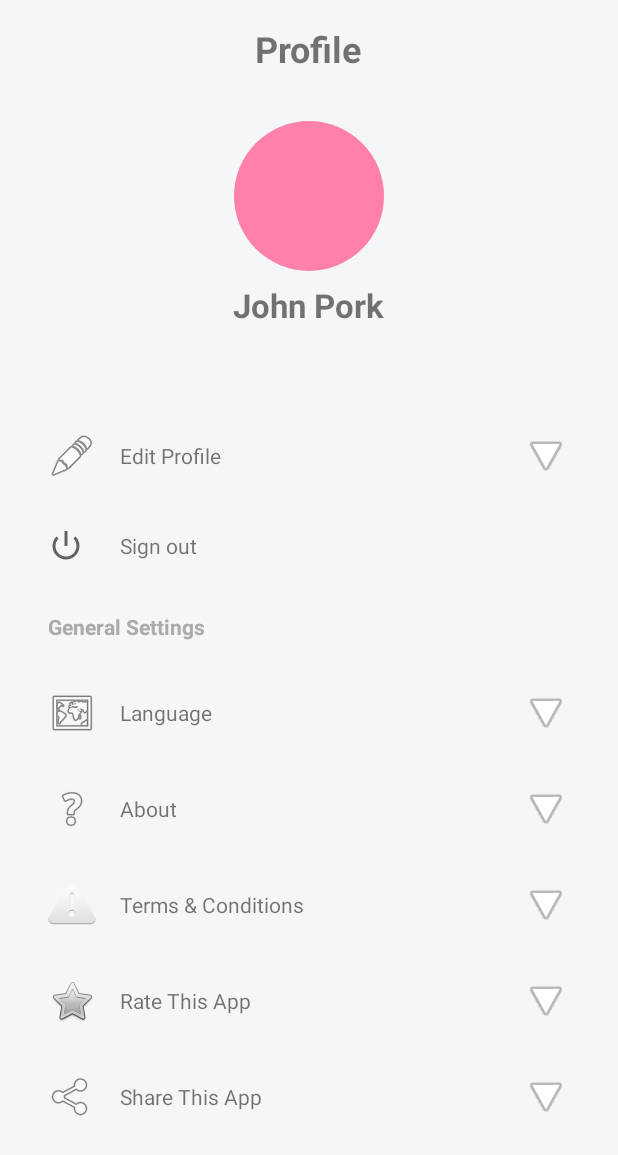
After one commit to Sid1332/FBLAConnect, an Android app built with Jetpack Compose: the fragment ProfileFragment shown on its own in the app's theme, on a phone screen of 412 x 824 dp. The commit adds this screen. Shown: the top 1155 px of the screen. Run offline under Robolectric (Android 15) with nearby library versions, the phone set to English and light mode, and no system bars; 1 statement that could not run was skipped.

Commit message:
Added profile page ui

```diff
--- a/app/src/main/java/com/centrevillehs/fblaconnectv2/MainActivity.kt
+++ b/app/src/main/java/com/centrevillehs/fblaconnectv2/MainActivity.kt
@@ -15,6 +15,7 @@ class MainActivity : AppCompatActivity() {
     var memberID = ""
     var isAdmin = true // Temporary admin status
 
+    private lateinit var headerLayout: LinearLayout
     private lateinit var dashboardView: ScrollView
     private lateinit var calendarContainer: LinearLayout
     private lateinit var contentArea: ScrollView
@@ -42,6 +43,7 @@ class MainActivity : AppCompatActivity() {
         setContentView(R.layout.activity_main)
 
         // Initialize Views
+        headerLayout = findViewById(R.id.headerLayout)
         dashboardView = findViewById(R.id.dashboardView)
         calendarContainer = findViewById(R.id.calendarContainer)
         contentArea = findViewById(R.id.contentArea)
@@ -86,6 +88,16 @@ class MainActivity : AppCompatActivity() {
             categoryAddEvent.visibility = View.GONE
         }
 
+        // Logout Button
+        val btnLogout = findViewById<Button>(R.id.btnLogout)
+        btnLogout.setOnClickListener {
+            val editor = getSharedPreferences("FBLAPrefs", MODE_PRIVATE).edit()
+            editor.clear()
+            editor.apply()
+            startActivity(Intent(this, LoginActivity::class.java))
+            finish()
+        }
+
         // Setup Bottom Navigation
         val bottomNav = findViewById<BottomNavigationView>(R.id.bottomNav)
         bottomNav.setOnItemSelectedListener { item ->
@@ -124,6 +136,7 @@ class MainActivity : AppCompatActivity() {
     }
 
     private fun hideAll() {
+        headerLayout.visibility = View.VISIBLE
         dashboardView.visibility = View.GONE
         calendarContainer.visibility = View.GONE
         contentArea.visibility = View.GONE
@@ -137,7 +150,11 @@ class MainActivity : AppCompatActivity() {
 
     fun showProfileView() {
         hideAll()
-        showProfile(contentText, contentArea, calendarContainer)
+        headerLayout.visibility = View.GONE
+        fragmentContainer.visibility = View.VISIBLE
+        supportFragmentManager.beginTransaction()
+            .replace(R.id.fragmentContainer, ProfileFragment())
+            .commit()
     }
 
     fun showEventsView() {
--- /dev/null
+++ b/app/src/main/java/com/centrevillehs/fblaconnectv2/ProfileFragment.kt
@@ -0,0 +1,100 @@
+package com.centrevillehs.fblaconnectv2
+
+import android.content.Context
+import android.content.Intent
+import android.os.Bundle
+import android.view.LayoutInflater
+import android.view.View
+import android.view.ViewGroup
+import android.widget.ImageView
+import android.widget.RelativeLayout
+import android.widget.TextView
+import android.widget.Toast
+import androidx.appcompat.app.AlertDialog
+import androidx.fragment.app.Fragment
+
+class ProfileFragment : Fragment() {
+
+    override fun onCreateView(
+        inflater: LayoutInflater, container: ViewGroup?,
+        savedInstanceState: Bundle?
+    ): View? {
+        val view = inflater.inflate(R.layout.fragment_profile, container, false)
+
+        val profileName = view.findViewById<TextView>(R.id.profileName)
+        val profileEmail = view.findViewById<TextView>(R.id.profileEmail)
+        val editProfileButton = view.findViewById<RelativeLayout>(R.id.editProfileButton)
+        val signOutButton = view.findViewById<RelativeLayout>(R.id.signOutButton)
+        val languageButton = view.findViewById<RelativeLayout>(R.id.languageButton)
+        val aboutButton = view.findViewById<RelativeLayout>(R.id.aboutButton)
+        val termsButton = view.findViewById<RelativeLayout>(R.id.termsButton)
+        val rateButton = view.findViewById<RelativeLayout>(R.id.rateButton)
+        val shareButton = view.findViewById<RelativeLayout>(R.id.shareButton)
+
+        val prefs = requireActivity().getSharedPreferences("FBLAPrefs", Context.MODE_PRIVATE)
+        val firstName = prefs.getString("firstName", "")
+        val lastName = prefs.getString("lastName", "")
+        val email = prefs.getString("email", "")
+
+        if (!firstName.isNullOrEmpty() && !lastName.isNullOrEmpty()) {
+            profileName.text = "$firstName $lastName"
+        } else {
+            profileName.text = "John Pork"
+        }
+
+        if (!email.isNullOrEmpty()) {
+            profileEmail.text = email
+        }
+
+        editProfileButton.setOnClickListener {
+            Toast.makeText(context, "Edit Profile Clicked", Toast.LENGTH_SHORT).show()
+        }
+
+        signOutButton.setOnClickListener {
+            val editor = prefs.edit()
+            editor.clear()
+            editor.apply()
+            val intent = Intent(activity, LoginActivity::class.java)
+            startActivity(intent)
+            activity?.finish()
+        }
+
+        languageButton.setOnClickListener {
+            Toast.makeText(context, "Language Clicked", Toast.LENGTH_SHORT).show()
+        }
+
+        aboutButton.setOnClickListener {
+            showAboutDialog()
+        }
+
+        termsButton.setOnClickListener {
+            showTermsDialog()
+        }
+
+        rateButton.setOnClickListener {
+            Toast.makeText(context, "Rate this App Clicked", Toast.LENGTH_SHORT).show()
+        }
+
+        shareButton.setOnClickListener {
+            Toast.makeText(context, "Share this App Clicked", Toast.LENGTH_SHORT).show()
+        }
+
+        return view
+    }
+
+    private fun showAboutDialog() {
+        AlertDialog.Builder(requireContext())
+            .setTitle("About")
+            .setMessage("This is a an app for FBLA.")
+            .setPositiveButton("OK", null)
+            .show()
+    }
+
+    private fun showTermsDialog() {
+        AlertDialog.Builder(requireContext())
+            .setTitle("Terms & Conditions")
+            .setMessage("These are the terms and conditions for using this app. By using this app, you agree to these terms.")
+            .setPositiveButton("OK", null)
+            .show()
+    }
+}
--- a/app/src/main/res/layout/activity_main.xml
+++ b/app/src/main/res/layout/activity_main.xml
@@ -12,6 +12,7 @@
 
         <!-- Header -->
         <LinearLayout
+            android:id="@+id/headerLayout"
             android:layout_width="match_parent"
             android:layout_height="180dp"
             android:background="@color/header_grey"
@@ -226,6 +227,14 @@
                     <Button android:id="@+id/btnTwitter" android:layout_width="0dp" android:layout_weight="1" android:layout_height="wrap_content" android:text="🐦 TW" android:layout_margin="5dp" android:backgroundTint="@color/fbla_blue" />
                     <Button android:id="@+id/btnFacebook" android:layout_width="0dp" android:layout_weight="1" android:layout_height="wrap_content" android:text="👍 FB" android:layout_margin="5dp" android:backgroundTint="@color/fbla_blue" />
                 </LinearLayout>
+                <Button
+                    android:id="@+id/btnLogout"
+                    android:layout_width="wrap_content"
+                    android:layout_height="wrap_content"
+                    android:layout_gravity="center_horizontal"
+                    android:layout_marginTop="20dp"
+                    android:text="Logout"
+                    android:backgroundTint="@color/fbla_blue" />
             </LinearLayout>
         </ScrollView>
 
--- /dev/null
+++ b/app/src/main/res/layout/fragment_profile.xml
@@ -0,0 +1,274 @@
+<?xml version="1.0" encoding="utf-8"?>
+<LinearLayout xmlns:android="http://schemas.android.com/apk/res/android"
+    xmlns:app="http://schemas.android.com/apk/res-auto"
+    android:layout_width="match_parent"
+    android:layout_height="match_parent"
+    android:background="#F5F6F8"
+    android:orientation="vertical">
+
+    <TextView
+        android:layout_width="wrap_content"
+        android:layout_height="wrap_content"
+        android:layout_gravity="center_horizontal"
+        android:padding="16dp"
+        android:text="Profile"
+        android:textSize="24sp"
+        android:textStyle="bold" />
+
+    <!-- Profile Info -->
+    <LinearLayout
+        android:layout_width="match_parent"
+        android:layout_height="wrap_content"
+        android:gravity="center_horizontal"
+        android:orientation="vertical"
+        android:padding="16dp">
+
+        <ImageView
+            android:id="@+id/profileImage"
+            android:layout_width="100dp"
+            android:layout_height="100dp"
+            android:src="@drawable/circle_pink" /> <!-- Placeholder -->
+
+        <TextView
+            android:id="@+id/profileName"
+            android:layout_width="wrap_content"
+            android:layout_height="wrap_content"
+            android:layout_marginTop="8dp"
+            android:text="John Pork"
+            android:textSize="22sp"
+            android:textStyle="bold" />
+
+        <TextView
+            android:id="@+id/profileEmail"
+            android:layout_width="wrap_content"
+            android:layout_height="wrap_content"
+            android:text=""
+            android:textSize="16sp" />
+
+    </LinearLayout>
+
+    <!-- Settings -->
+    <ScrollView
+        android:layout_width="match_parent"
+        android:layout_height="match_parent">
+
+        <LinearLayout
+            android:layout_width="match_parent"
+            android:layout_height="wrap_content"
+            android:orientation="vertical"
+            android:padding="16dp">
+
+            <!-- Edit Profile -->
+            <RelativeLayout
+                android:id="@+id/editProfileButton"
+                android:layout_width="match_parent"
+                android:layout_height="wrap_content"
+                android:padding="16dp">
+
+                <ImageView
+                    android:layout_width="wrap_content"
+                    android:layout_height="wrap_content"
+                    android:layout_alignParentStart="true"
+                    android:layout_centerVertical="true"
+                    android:src="@android:drawable/ic_menu_edit" />
+
+                <TextView
+                    android:layout_width="wrap_content"
+                    android:layout_height="wrap_content"
+                    android:layout_centerVertical="true"
+                    android:layout_marginStart="48dp"
+                    android:text="Edit Profile" />
+
+                <ImageView
+                    android:layout_width="wrap_content"
+                    android:layout_height="wrap_content"
+                    android:layout_alignParentEnd="true"
+                    android:layout_centerVertical="true"
+                    android:rotation="90"
+                    android:src="@android:drawable/ic_media_play" />
+            </RelativeLayout>
+
+            <!-- Sign Out -->
+            <RelativeLayout
+                android:id="@+id/signOutButton"
+                android:layout_width="match_parent"
+                android:layout_height="wrap_content"
+                android:padding="16dp">
+
+                <ImageView
+                    android:layout_width="wrap_content"
+                    android:layout_height="wrap_content"
+                    android:layout_alignParentStart="true"
+                    android:layout_centerVertical="true"
+                    android:src="@android:drawable/ic_lock_power_off" />
+
+                <TextView
+                    android:layout_width="wrap_content"
+                    android:layout_height="wrap_content"
+                    android:layout_centerVertical="true"
+                    android:layout_marginStart="48dp"
+                    android:text="Sign out" />
+            </RelativeLayout>
+
+            <TextView
+                android:layout_width="wrap_content"
+                android:layout_height="wrap_content"
+                android:padding="16dp"
+                android:text="General Settings"
+                android:textColor="@android:color/darker_gray"
+                android:textStyle="bold" />
+
+            <!-- Language -->
+            <RelativeLayout
+                android:id="@+id/languageButton"
+                android:layout_width="match_parent"
+                android:layout_height="wrap_content"
+                android:padding="16dp">
+
+                <ImageView
+                    android:layout_width="wrap_content"
+                    android:layout_height="wrap_content"
+                    android:layout_alignParentStart="true"
+                    android:layout_centerVertical="true"
+                    android:src="@android:drawable/ic_menu_mapmode" />
+
+                <TextView
+                    android:layout_width="wrap_content"
+                    android:layout_height="wrap_content"
+                    android:layout_centerVertical="true"
+                    android:layout_marginStart="48dp"
+                    android:text="Language" />
+
+                <ImageView
+                    android:layout_width="wrap_content"
+                    android:layout_height="wrap_content"
+                    android:layout_alignParentEnd="true"
+                    android:layout_centerVertical="true"
+                    android:rotation="90"
+                    android:src="@android:drawable/ic_media_play" />
+            </RelativeLayout>
+
+            <!-- About -->
+            <RelativeLayout
+                android:id="@+id/aboutButton"
+                android:layout_width="match_parent"
+                android:layout_height="wrap_content"
+                android:padding="16dp">
+
+                <ImageView
+                    android:layout_width="wrap_content"
+                    android:layout_height="wrap_content"
+                    android:layout_alignParentStart="true"
+                    android:layout_centerVertical="true"
+                    android:src="@android:drawable/ic_menu_help" />
+
+                <TextView
+                    android:layout_width="wrap_content"
+                    android:layout_height="wrap_content"
+                    android:layout_centerVertical="true"
+                    android:layout_marginStart="48dp"
+                    android:text="About" />
+
+                <ImageView
+                    android:layout_width="wrap_content"
+                    android:layout_height="wrap_content"
+                    android:layout_alignParentEnd="true"
+                    android:layout_centerVertical="true"
+                    android:rotation="90"
+                    android:src="@android:drawable/ic_media_play" />
+            </RelativeLayout>
+
+            <!-- Terms & Conditions -->
+            <RelativeLayout
+                android:id="@+id/termsButton"
+                android:layout_width="match_parent"
+                android:layout_height="wrap_content"
+                android:padding="16dp">
+
+                <ImageView
+                    android:layout_width="wrap_content"
+                    android:layout_height="wrap_content"
+                    android:layout_alignParentStart="true"
+                    android:layout_centerVertical="true"
+                    android:src="@android:drawable/ic_dialog_alert" />
+
+                <TextView
+                    android:layout_width="wrap_content"
+                    android:layout_height="wrap_content"
+                    android:layout_centerVertical="true"
+                    android:layout_marginStart="48dp"
+                    android:text="Terms &amp; Conditions" />
+
+                <ImageView
+                    android:layout_width="wrap_content"
+                    android:layout_height="wrap_content"
+                    android:layout_alignParentEnd="true"
+                    android:layout_centerVertical="true"
+                    android:rotation="90"
+                    android:src="@android:drawable/ic_media_play" />
+            </RelativeLayout>
+
+            <!-- Rate This App -->
+            <RelativeLayout
+                android:id="@+id/rateButton"
+                android:layout_width="match_parent"
+                android:layout_height="wrap_content"
+                android:padding="16dp">
+
+                <ImageView
+                    android:layout_width="wrap_content"
+                    android:layout_height="wrap_content"
+                    android:layout_alignParentStart="true"
+                    android:layout_centerVertical="true"
+                    android:src="@android:drawable/btn_star" />
+
+                <TextView
+                    android:layout_width="wrap_content"
+                    android:layout_height="wrap_content"
+                    android:layout_centerVertical="true"
+                    android:layout_marginStart="48dp"
+                    android:text="Rate This App" />
+
+                <ImageView
+                    android:layout_width="wrap_content"
+                    android:layout_height="wrap_content"
+                    android:layout_alignParentEnd="true"
+                    android:layout_centerVertical="true"
+                    android:rotation="90"
+                    android:src="@android:drawable/ic_media_play" />
+            </RelativeLayout>
+
+            <!-- Share This App -->
+            <RelativeLayout
+                android:id="@+id/shareButton"
+                android:layout_width="match_parent"
+                android:layout_height="wrap_content"
+                android:padding="16dp">
+
+                <ImageView
+                    android:layout_width="wrap_content"
+                    android:layout_height="wrap_content"
+                    android:layout_alignParentStart="true"
+                    android:layout_centerVertical="true"
+                    android:src="@android:drawable/ic_menu_share" />
+
+                <TextView
+                    android:layout_width="wrap_content"
+                    android:layout_height="wrap_content"
+                    android:layout_centerVertical="true"
+                    android:layout_marginStart="48dp"
+                    android:text="Share This App" />
+
+                <ImageView
+                    android:layout_width="wrap_content"
+                    android:layout_height="wrap_content"
+                    android:layout_alignParentEnd="true"
+                    android:layout_centerVertical="true"
+                    android:rotation="90"
+                    android:src="@android:drawable/ic_media_play" />
+            </RelativeLayout>
+
+        </LinearLayout>
+    </ScrollView>
+
+</LinearLayout>
```
